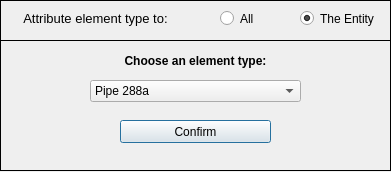
First picture: the form in pulse/uix/user_input/ui/elementTypeInput.ui, repository open-pulse/OpenPulse, before the edit.
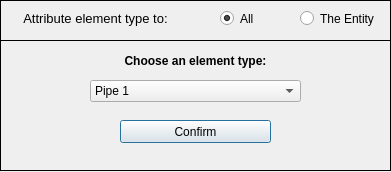
Second picture: the form after the edit.

What changed in the file:
```diff
--- a/pulse/uix/user_input/ui/elementTypeInput.ui
+++ b/pulse/uix/user_input/ui/elementTypeInput.ui
@@ -81,10 +81,13 @@
       <string>The Entity</string>
      </property>
      <property name="checked">
-      <bool>true</bool>
+      <bool>false</bool>
      </property>
     </widget>
     <widget class="QRadioButton" name="radioButton_all">
+     <property name="enabled">
+      <bool>true</bool>
+     </property>
      <property name="geometry">
       <rect>
        <x>220</x>
@@ -104,6 +107,9 @@
      <property name="text">
       <string>All</string>
      </property>
+     <property name="checked">
+      <bool>true</bool>
+     </property>
     </widget>
     <widget class="QLabel" name="label">
      <property name="geometry">
@@ -196,9 +202,12 @@
        <height>22</height>
       </rect>
      </property>
+     <property name="currentIndex">
+      <number>0</number>
+     </property>
      <item>
       <property name="text">
-       <string>Pipe 288a</string>
+       <string>Pipe 1</string>
       </property>
      </item>
      <item>
```
Left out of the diff: 7 changed lines with no effect on the pictures.
